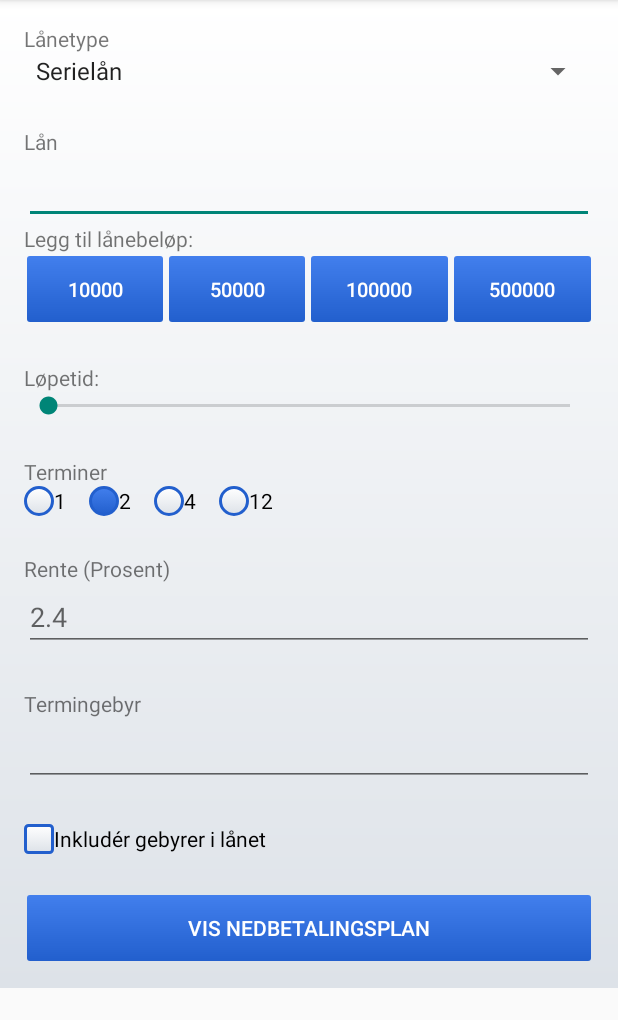
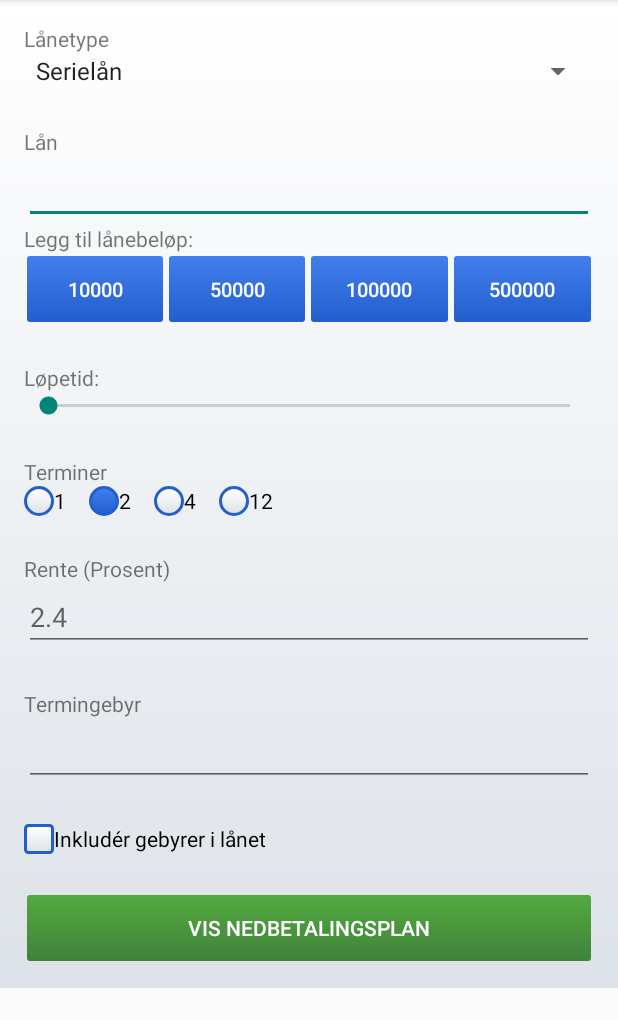
Before and after one commit to HiT-SyntaxError/Laanekalkulator, an Android app: the screen it shows after launch (MainActivity), on a phone screen of 412 x 824 dp, the part 84-1104 px from its top. Run offline under Robolectric (Android 15) with nearby library versions, the phone set to English and light mode, and no system bars.

Commit message:
Endre navn på blå knapp og legg til grønn knapp

```diff
--- /dev/null
+++ b/app/src/main/res/drawable/button_green.xml
@@ -0,0 +1,11 @@
+<?xml version="1.0" encoding="utf-8"?>
+<shape
+    xmlns:android="http://schemas.android.com/apk/res/android"
+    android:shape="rectangle">
+    <stroke android:width="4dp" android:color="@color/buttonborder" />
+    <corners android:radius="2dp" />
+    <gradient
+        android:startColor="@color/greenlight"
+        android:endColor="@color/greendark"
+        android:angle="-90" />
+</shape>
--- a/app/src/main/res/layout/activity_main.xml
+++ b/app/src/main/res/layout/activity_main.xml
@@ -57,7 +57,7 @@
                 android:layout_width="0dp"
                 android:layout_height="wrap_content"
                 android:layout_weight=".25"
-                android:background="@drawable/button"
+                android:background="@drawable/button_blue"
                 android:text="10000"
                 android:textColor="@color/white"
                 android:textSize="13dp" />
@@ -67,7 +67,7 @@
                 android:layout_width="0dp"
                 android:layout_height="wrap_content"
                 android:layout_weight=".25"
-                android:background="@drawable/button"
+                android:background="@drawable/button_blue"
                 android:text="50000"
                 android:textColor="@color/white"
                 android:textSize="13dp" />
@@ -77,7 +77,7 @@
                 android:layout_width="0dp"
                 android:layout_height="wrap_content"
                 android:layout_weight=".25"
-                android:background="@drawable/button"
+                android:background="@drawable/button_blue"
                 android:text="100000"
                 android:textColor="@color/white"
                 android:textSize="13dp" />
@@ -87,7 +87,7 @@
                 android:layout_width="0dp"
                 android:layout_height="wrap_content"
                 android:layout_weight=".25"
-                android:background="@drawable/button"
+                android:background="@drawable/button_blue"
                 android:text="500000"
                 android:textColor="@color/white"
                 android:textSize="13dp" />
@@ -210,7 +210,7 @@
             android:id="@+id/buttonNedbetalingsplan"
             android:layout_width="match_parent"
             android:layout_height="wrap_content"
-            android:background="@drawable/button"
+            android:background="@drawable/button_green"
             android:text="Vis nedbetalingsplan"
             android:textColor="@color/white" />
 
```
Also changed, not shown: app/src/main/res/drawable/button_blue.xml (renamed from app/src/main/res/drawable/button.xml).
